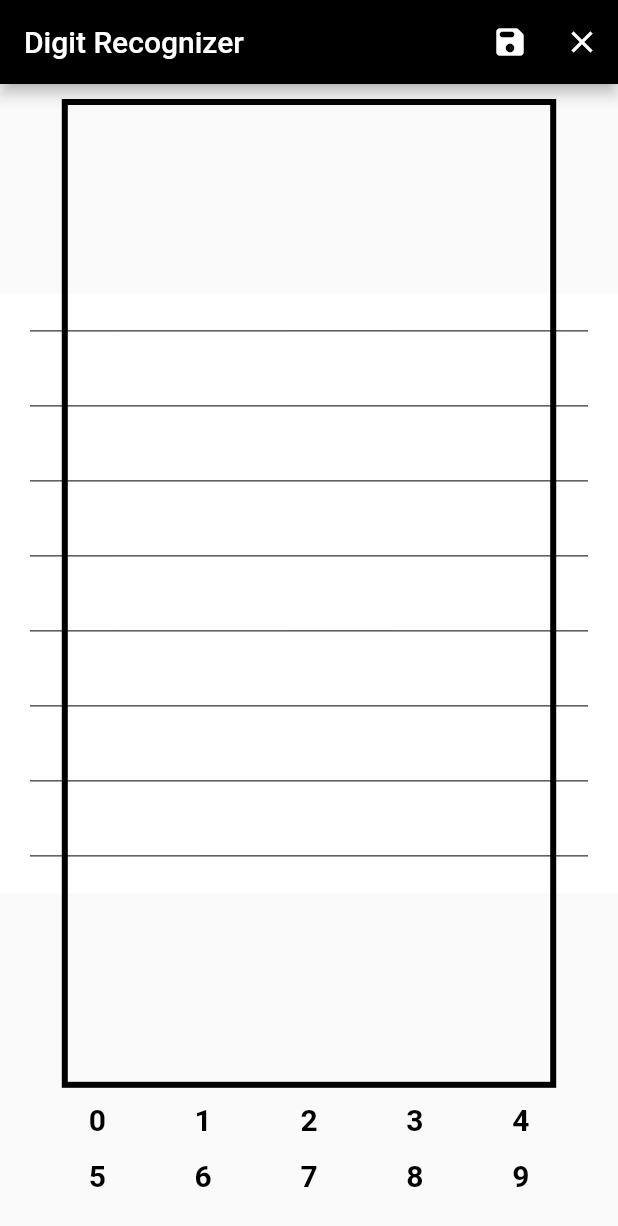
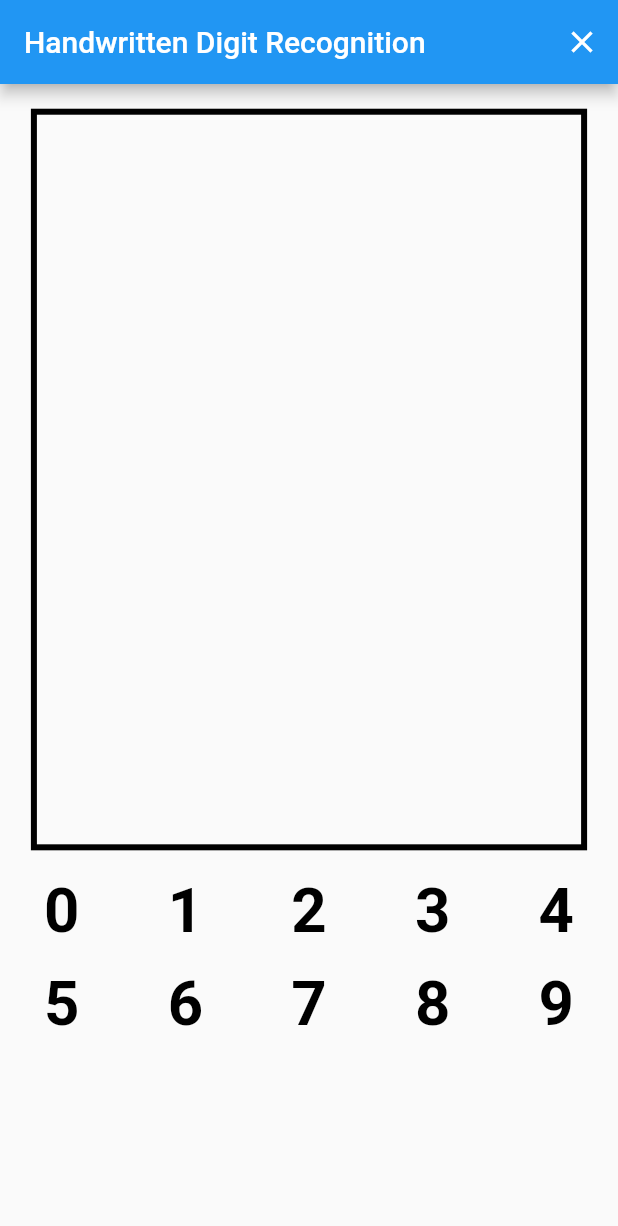
Before and after one commit to swagatobag2000/digit-recognition-mobileapp, a Flutter app: the screen it shows after launch, on a phone screen of 412 x 824 dp. Shown: the top 1226 px of the screen. Run offline on Flutter 3.47's test engine with Material 2 defaults, Android fonts, the light colour scheme and no system bars; missing offline and left inert: tflite.

Commit message:
Finalizing the app

```diff
--- a/lib/main.dart
+++ b/lib/main.dart
@@ -1,7 +1,5 @@
 import 'package:flutter/material.dart';
-import 'package:mnistdigitrecognizer/screens/draw_screen.dart';
-import 'package:mnistdigitrecognizer/utils/constants.dart';
-// import 'package:flutter/widgets.dart';
+import 'package:mnistdigitrecognizer/screens/DrawScreen.dart';
 
 void main() {
   runApp(MyApp());
@@ -10,18 +8,8 @@ void main() {
 class MyApp extends StatelessWidget {
   @override
   Widget build(BuildContext context) {
-
     return MaterialApp(
-      title: 'Mnist Digit Recognizer',
       debugShowCheckedModeBanner: false,
-      theme: ThemeData(
-        appBarTheme: AppBarTheme(
-          color: Colors.black,
-        ),
-        floatingActionButtonTheme: FloatingActionButtonThemeData(
-          backgroundColor: Colors.black,
-        ),
-      ),
       home: DrawScreen(),
     );
   }
--- a/lib/screens/draw_screen.dart
+++ b/lib/screens/DrawScreen.dart
@@ -1,11 +1,12 @@
 import 'dart:typed_data';
-
 import 'package:flutter/material.dart';
-import 'package:mnistdigitrecognizer/models/prediction.dart';
-import 'package:mnistdigitrecognizer/screens/drawing_painter.dart';
-import 'package:mnistdigitrecognizer/screens/prediction_widget.dart';
-import 'package:mnistdigitrecognizer/services/recognizer.dart';
-import 'package:mnistdigitrecognizer/utils/constants.dart';
+import 'package:mnistdigitrecognizer/models/DrawingArea.dart';
+import 'package:mnistdigitrecognizer/models/Prediction.dart';
+import 'package:mnistdigitrecognizer/screens/DrawingPainter.dart';
+import 'package:mnistdigitrecognizer/screens/MainResult.dart';
+import 'package:mnistdigitrecognizer/screens/PredictionWidget.dart';
+import 'package:mnistdigitrecognizer/services/Recognizer.dart';
+import 'package:mnistdigitrecognizer/utils/Constants.dart';
 
 class DrawScreen extends StatefulWidget {
   const DrawScreen({Key key}) : super(key: key);
@@ -32,16 +33,9 @@ class _DrawScreenState extends State<DrawScreen> {
     Constants().init(context);
     return Scaffold(
       appBar: AppBar(
-        title: Text('Digit Recognizer'),
+        title: Text('Handwritten Digit Recognition'),
         actions: [
-          IconButton(
-              onPressed: () async {
-                final picture = Recognizer().pointsToPicture(context, _points);
-                Uint8List pngBytes = await Recognizer()
-                    .imageToByteListUint8(picture, Constants.mnistImageSize);
-                print(pngBytes);
-              },
-              icon: Icon(Icons.save_rounded)),
+          // Cancel Button
           IconButton(
               onPressed: () {
                 setState(() {
@@ -54,41 +48,17 @@ class _DrawScreenState extends State<DrawScreen> {
       ),
       body: Column(
         children: <Widget>[
-          SizedBox(height: 10.0),
+          SizedBox(height: Constants.screenHeight * 0.02),
           RepaintBoundary(
             key: canvasKey,
-            child: Stack(
-              alignment: Alignment.center,
-              children: [
-                /// divider listview
-                Container(
-                  child: ListView.builder(
-                    shrinkWrap: true,
-                    physics: const NeverScrollableScrollPhysics(),
-                    // itemCount: int.parse(
-                    //     '${(height * 0.90 / 50).ceil()}'),
-                    itemCount: 8,
-                    itemBuilder: (BuildContext context, int index) {
-                      return const Divider(
-                        color: Colors.black,
-                        height: 50.0,
-                        indent: 20.0,
-                        endIndent: 20.0,
-                      );
-                    },
-                  ),
-                  color: Colors.white,
-                ),
-                _drawCanvasWidget(),
-              ],
-            ),
+            child: _drawCanvasWidget(),
           ),
-          SizedBox(height: 10.0),
+          SizedBox(height: Constants.screenHeight * 0.02),
           PredictionWidget(predictions: _prediction),
         ],
       ),
+    );
 
-    );
   }
 
   Widget _drawCanvasWidget() {
@@ -96,7 +66,7 @@ class _DrawScreenState extends State<DrawScreen> {
       width: Constants.blockSizeHorizontal,
       height: Constants.blockSizeVertical,
       decoration: BoxDecoration(
-        border: Border.all(color: Colors.black, width: Constants.borderSize * 2),
+        border: Border.all(color: Colors.black, width: Constants.borderSize),
       ),
       child: GestureDetector(
         onPanUpdate: (DragUpdateDetails details) {
@@ -112,8 +82,8 @@ class _DrawScreenState extends State<DrawScreen> {
                   areaPaint: Paint()
                     ..strokeCap = StrokeCap.round
                     ..isAntiAlias = true
-                    ..color = Colors.lightGreenAccent
-                    ..strokeWidth = 15.0,
+                    ..color = Colors.redAccent
+                    ..strokeWidth = Constants.strokeWidth,
                 ),
               );
             });
@@ -135,17 +105,10 @@ class _DrawScreenState extends State<DrawScreen> {
   }
 
   void _recognize() async {
-    List<dynamic> pred = await _recognizer.recognize(context, _points);
+    List<dynamic> predictions = await _recognizer.recognize(context, _points);
     setState(() {
-      _prediction = pred.map((json) => Prediction.fromJson(json)).toList();
+      _prediction = predictions.map((json) => Prediction.fromJson(json)).toList();
     });
     print(_prediction.first.label);
   }
 }
-
-class DrawingArea {
-  Offset point;
-  Paint areaPaint;
-
-  DrawingArea({this.point, this.areaPaint});
-}
--- /dev/null
+++ b/lib/screens/PredictionWidget.dart
@@ -0,0 +1,110 @@
+import 'package:flutter/material.dart';
+import 'package:mnistdigitrecognizer/models/Prediction.dart';
+import 'package:mnistdigitrecognizer/utils/Constants.dart';
+
+class PredictionWidget extends StatelessWidget {
+  final List<Prediction> predictions;
+
+  const PredictionWidget({Key key, this.predictions}) : super(key: key);
+
+  Widget _numberWidget(int num, Prediction prediction) {
+    return Column(
+      children: <Widget>[
+        Text(
+          '$num',
+          style: TextStyle(
+            fontSize: Constants.screenHeight * 0.05,
+            fontWeight: FontWeight.bold,
+            color: prediction == null
+                ? Colors.black
+                : Colors.red.withOpacity(
+                    (prediction.confidence * 2).clamp(0, 1).toDouble(),
+                  ),
+          ),
+        ),
+        Text(
+          '${prediction == null ? '' : prediction.confidence.toStringAsFixed(3)}',
+          style: TextStyle(fontSize: Constants.screenHeight * 0.015),
+        )
+      ],
+    );
+  }
+
+  Widget _labelAndConfidence(String text, int num, Prediction prediction) {
+    return Row(
+      crossAxisAlignment: CrossAxisAlignment.start,
+      children: <Widget>[
+        Text(
+          '$text: ',
+          style: TextStyle(
+              fontSize: Constants.screenHeight * 0.04,
+              fontWeight: FontWeight.w600,
+              color: Colors.black),
+        ),
+        Text(
+          text == "Score"
+              ? '${(prediction.confidence * 100).toStringAsFixed(1)}'
+              : '$num',
+          style: TextStyle(
+              fontSize: Constants.screenHeight * 0.04,
+              fontWeight: FontWeight.bold,
+              color: Colors.green),
+        ),
+      ],
+    );
+  }
+
+  List<dynamic> getPredictionStyles(List<Prediction> predictions) {
+    List<dynamic> data = [
+      null,
+      null,
+      null,
+      null,
+      null,
+      null,
+      null,
+      null,
+      null,
+      null
+    ];
+    predictions?.forEach((prediction) {
+      data[prediction.index] = prediction;
+    });
+    return data;
+  }
+
+  @override
+  Widget build(BuildContext context) {
+    var styles = getPredictionStyles(this.predictions);
+    Prediction maxPrediction = Prediction();
+    if (predictions != null && predictions.isNotEmpty) {
+      predictions.sort((a, b) => a.confidence.compareTo(b.confidence));
+      maxPrediction = predictions.last;
+    }
+    return Container(
+      child: ListView(
+        shrinkWrap: true,
+        children: <Widget>[
+          Row(
+            mainAxisAlignment: MainAxisAlignment.spaceAround,
+            children: [for (var i = 0; i < 5; i++) _numberWidget(i, styles[i])],
+          ),
+          Row(
+            mainAxisAlignment: MainAxisAlignment.spaceAround,
+            children: <Widget>[
+              for (var i = 5; i < 10; i++) _numberWidget(i, styles[i])
+            ],
+          ),
+          if (predictions != null && predictions.isNotEmpty)
+            Row(
+              mainAxisAlignment: MainAxisAlignment.spaceAround,
+              children: [
+                _labelAndConfidence("Result",maxPrediction.index, styles[maxPrediction.index]),
+                _labelAndConfidence("Score",maxPrediction.index, styles[maxPrediction.index]),
+              ],
+            )
+        ],
+      ),
+    );
+  }
+}
--- a/lib/screens/prediction_widget.dart
+++ /dev/null
@@ -1,73 +0,0 @@
-import 'package:flutter/material.dart';
-import 'package:mnistdigitrecognizer/models/prediction.dart';
-
-class PredictionWidget extends StatelessWidget {
-  final List<Prediction> predictions;
-
-  const PredictionWidget({Key key, this.predictions}) : super(key: key);
-
-  Widget _numberWidget(int num, Prediction prediction) {
-    return Column(
-      children: <Widget>[
-        Text(
-          '$num',
-          style: TextStyle(
-            fontSize: 20.0,
-            fontWeight: FontWeight.bold,
-            color: prediction == null
-                ? Colors.black
-                : Colors.red.withOpacity(
-                    (prediction.confidence * 2).clamp(0, 1).toDouble(),
-                  ),
-          ),
-        ),
-        Text(
-          '${prediction == null ? '' : prediction.confidence.toStringAsFixed(3)}',
-          style: TextStyle(fontSize: 12.0),
-        )
-      ],
-    );
-  }
-
-  List<dynamic> getPredictionStyles(List<Prediction> predictions) {
-    List<dynamic> data = [
-      null,
-      null,
-      null,
-      null,
-      null,
-      null,
-      null,
-      null,
-      null,
-      null
-    ];
-    predictions?.forEach((prediction) {
-      data[prediction.index] = prediction;
-    });
-    return data;
-  }
-
-  @override
-  Widget build(BuildContext context) {
-    var styles = getPredictionStyles(this.predictions);
-
-    return Flexible(
-      child: ListView(
-        shrinkWrap: true,
-        children: <Widget>[
-          Row(
-            mainAxisAlignment: MainAxisAlignment.spaceEvenly,
-            children: [for (var i = 0; i < 5; i++) _numberWidget(i, styles[i])],
-          ),
-          Row(
-            mainAxisAlignment: MainAxisAlignment.spaceEvenly,
-            children: <Widget>[
-              for (var i = 5; i < 10; i++) _numberWidget(i, styles[i])
-            ],
-          )
-        ],
-      ),
-    );
-  }
-}
--- a/lib/utils/constants.dart
+++ b/lib/utils/Constants.dart
@@ -6,15 +6,15 @@ class Constants {
   static double screenHeight;
   static double blockSizeHorizontal;
   static double blockSizeVertical;
-  static double borderSize = 2;
+  static double borderSize = 4;
   static int mnistImageSize = 28;
-  static double strokeWidth = 8;
+  static double strokeWidth = 15;
 
   void init(BuildContext context) {
     _mediaQueryData = MediaQuery.of(context);
     screenWidth = _mediaQueryData.size.width;
     screenHeight = _mediaQueryData.size.height;
-    blockSizeHorizontal = screenWidth * 0.8;
-    blockSizeVertical = screenHeight * 0.8;
+    blockSizeHorizontal = screenWidth * 0.9;
+    blockSizeVertical = screenHeight * 0.6;
   }
 }
```
Also changed, not shown: lib/models/DrawingArea.dart (added, +8 -0 lines), lib/screens/DrawingPainter.dart (renamed from lib/screens/drawing_painter.dart, +3 -14 lines), lib/screens/MainResult.dart (added, +101 -0 lines), lib/services/Recognizer.dart (renamed from lib/services/recognizer.dart, +17 -15 lines), assets/digit_label.txt (renamed from assets/mnist.txt), lib/generated/assets.dart (deleted), lib/models/Prediction.dart (renamed from lib/models/prediction.dart), 3 other files.
